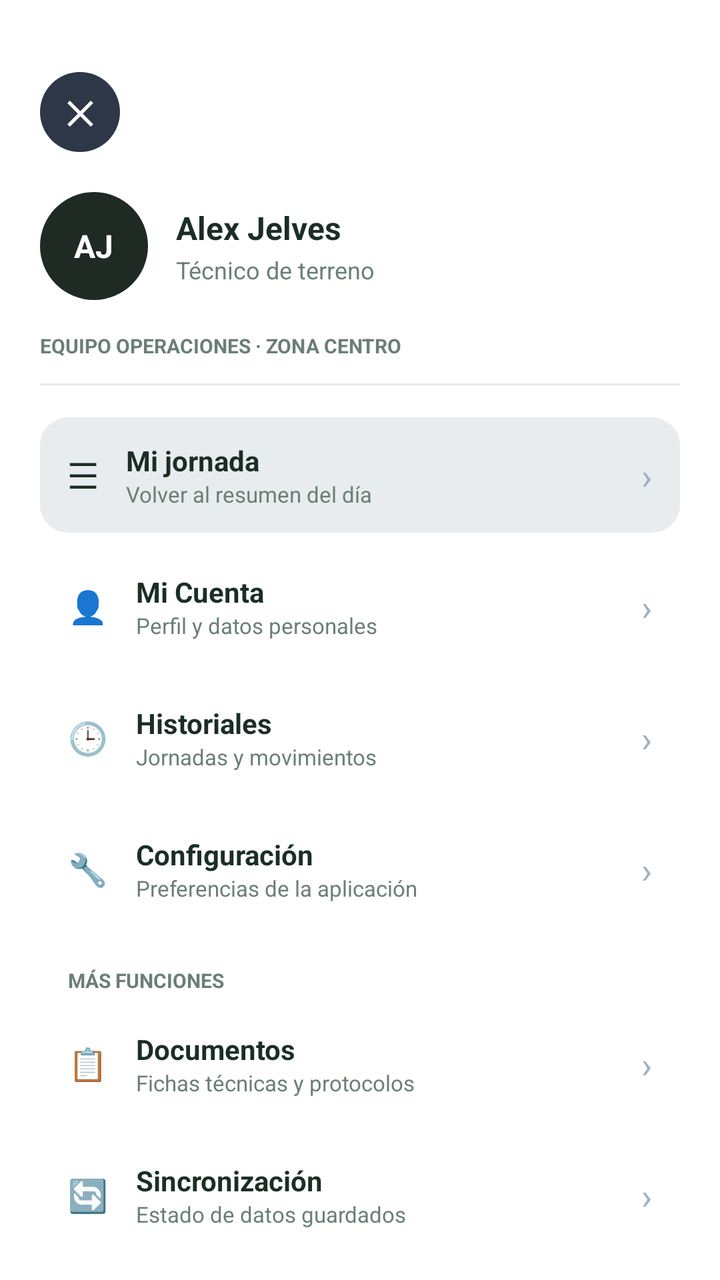
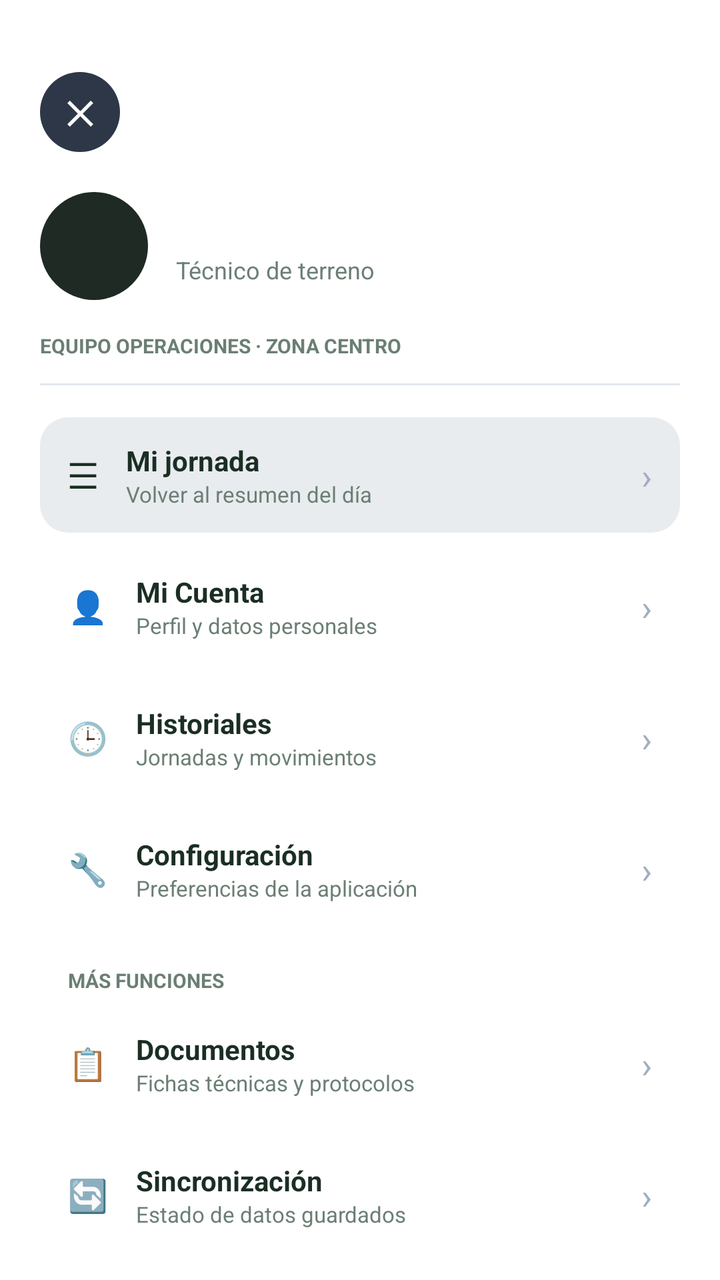

Screens rendered from an Android XML layout before and after an edit, with the pre-edit source and the edit as a unified diff.
<!-- AndroidManifest.xml: application theme Theme.DesiertoTarapaca -->
<!-- res/layout/nav_drawer_menu.xml -->
<?xml version="1.0" encoding="utf-8"?>
<LinearLayout xmlns:android="http://schemas.android.com/apk/res/android"
    android:layout_width="300dp"
    android:layout_height="match_parent"
    android:layout_gravity="start"
    android:background="#FFFFFF"
    android:orientation="vertical"
    android:paddingHorizontal="20dp"
    android:paddingTop="36dp"
    android:paddingBottom="24dp">

    <RelativeLayout
        android:id="@+id/btnCerrarDrawer"
        android:layout_width="40dp"
        android:layout_height="40dp"
        android:background="@drawable/bg_avatar_circle"
        android:backgroundTint="#2D3748"
        android:clickable="true"
        android:focusable="true">

        <TextView
            android:layout_width="wrap_content"
            android:layout_height="wrap_content"
            android:layout_centerInParent="true"
            android:text="✕"
            android:textColor="#FFFFFF"
            android:textSize="16sp"
            android:textStyle="bold" />
    </RelativeLayout>

    <LinearLayout
        android:layout_width="match_parent"
        android:layout_height="wrap_content"
        android:layout_marginTop="20dp"
        android:gravity="center_vertical"
        android:orientation="horizontal">

        <RelativeLayout
            android:layout_width="54dp"
            android:layout_height="54dp"
            android:background="@drawable/bg_avatar_circle">

            <TextView
                android:id="@+id/tvAvatarIniciales"
                android:layout_width="wrap_content"
                android:layout_height="wrap_content"
                android:layout_centerInParent="true"
                android:text="AJ"
                android:textColor="#FFFFFF"
                android:textSize="16sp"
                android:textStyle="bold" />
        </RelativeLayout>

        <LinearLayout
            android:layout_width="wrap_content"
            android:layout_height="wrap_content"
            android:layout_marginStart="14dp"
            android:orientation="vertical">

            <TextView
                android:id="@+id/tvNombreUsuario"
                android:layout_width="wrap_content"
                android:layout_height="wrap_content"
                android:text="Alex Jelves"
                android:textColor="#1B2E24"
                android:textSize="16sp"
                android:textStyle="bold" />

            <TextView
                android:id="@+id/tvCargoUsuario"
                android:layout_width="wrap_content"
                android:layout_height="wrap_content"
                android:layout_marginTop="2dp"
                android:text="Técnico de terreno"
                android:textColor="#6B7F74"
                android:textSize="12sp" />
        </LinearLayout>
    </LinearLayout>

    <TextView
        android:layout_width="wrap_content"
        android:layout_height="wrap_content"
        android:layout_marginTop="16dp"
        android:text="EQUIPO OPERACIONES · ZONA CENTRO"
        android:textColor="#6B7F74"
        android:textSize="10sp"
        android:textStyle="bold" />

    <View
        android:layout_width="match_parent"
        android:layout_height="1dp"
        android:layout_marginTop="12dp"
        android:layout_marginBottom="16dp"
        android:background="#E2E8F0" />

    <ScrollView
        android:layout_width="match_parent"
        android:layout_height="0dp"
        android:layout_weight="1"
        android:scrollbars="none">

        <LinearLayout
            android:layout_width="match_parent"
            android:layout_height="wrap_content"
            android:orientation="vertical">

            <LinearLayout
                android:id="@+id/navItemMiJornada"
                android:layout_width="match_parent"
                android:layout_height="wrap_content"
                android:background="@drawable/bg_nav_item_selected"
                android:clickable="true"
                android:focusable="true"
                android:gravity="center_vertical"
                android:orientation="horizontal"
                android:paddingHorizontal="14dp"
                android:paddingVertical="12dp">

                <TextView
                    android:layout_width="wrap_content"
                    android:layout_height="wrap_content"
                    android:text="☰"
                    android:textColor="#1B2E24"
                    android:textSize="18sp" />

                <LinearLayout
                    android:layout_width="0dp"
                    android:layout_height="wrap_content"
                    android:layout_marginStart="14dp"
                    android:layout_weight="1"
                    android:orientation="vertical">

                    <TextView
                        android:layout_width="wrap_content"
                        android:layout_height="wrap_content"
                        android:text="Mi jornada"
                        android:textColor="#1B2E24"
                        android:textSize="14sp"
                        android:textStyle="bold" />

                    <TextView
                        android:layout_width="wrap_content"
                        android:layout_height="wrap_content"
                        android:text="Volver al resumen del día"
                        android:textColor="#6B7F74"
                        android:textSize="11sp" />
                </LinearLayout>

                <TextView
                    android:layout_width="wrap_content"
                    android:layout_height="wrap_content"
                    android:text="›"
                    android:textColor="#A0AEC0"
                    android:textSize="18sp" />
            </LinearLayout>

            <LinearLayout
                android:id="@+id/navItemMiCuenta"
                android:layout_width="match_parent"
                android:layout_height="wrap_content"
                android:layout_marginTop="8dp"
                android:clickable="true"
                android:focusable="true"
                android:gravity="center_vertical"
                android:orientation="horizontal"
                android:paddingHorizontal="14dp"
                android:paddingVertical="12dp">

                <TextView
                    android:layout_width="wrap_content"
                    android:layout_height="wrap_content"
                    android:text="👤"
                    android:textSize="16sp" />

                <LinearLayout
                    android:layout_width="0dp"
                    android:layout_height="wrap_content"
                    android:layout_marginStart="14dp"
                    android:layout_weight="1"
                    android:orientation="vertical">

                    <TextView
                        android:layout_width="wrap_content"
                        android:layout_height="wrap_content"
                        android:text="Mi Cuenta"
                        android:textColor="#1B2E24"
                        android:textSize="14sp"
                        android:textStyle="bold" />

                    <TextView
                        android:layout_width="wrap_content"
                        android:layout_height="wrap_content"
                        android:text="Perfil y datos personales"
                        android:textColor="#6B7F74"
                        android:textSize="11sp" />
                </LinearLayout>

                <TextView
                    android:layout_width="wrap_content"
                    android:layout_height="wrap_content"
                    android:text="›"
                    android:textColor="#A0AEC0"
                    android:textSize="18sp" />
            </LinearLayout>

            <LinearLayout
                android:id="@+id/navItemHistoriales"
                android:layout_width="match_parent"
                android:layout_height="wrap_content"
                android:layout_marginTop="8dp"
                android:clickable="true"
                android:focusable="true"
                android:gravity="center_vertical"
                android:orientation="horizontal"
                android:paddingHorizontal="14dp"
                android:paddingVertical="12dp">

                <TextView
                    android:layout_width="wrap_content"
                    android:layout_height="wrap_content"
                    android:text="🕒"
                    android:textSize="16sp" />

                <LinearLayout
                    android:layout_width="0dp"
                    android:layout_height="wrap_content"
                    android:layout_marginStart="14dp"
                    android:layout_weight="1"
                    android:orientation="vertical">

                    <TextView
                        android:layout_width="wrap_content"
                        android:layout_height="wrap_content"
                        android:text="Historiales"
                        android:textColor="#1B2E24"
                        android:textSize="14sp"
                        android:textStyle="bold" />

                    <TextView
                        android:layout_width="wrap_content"
                        android:layout_height="wrap_content"
                        android:text="Jornadas y movimientos"
                        android:textColor="#6B7F74"
                        android:textSize="11sp" />
                </LinearLayout>

                <TextView
                    android:layout_width="wrap_content"
                    android:layout_height="wrap_content"
                    android:text="›"
                    android:textColor="#A0AEC0"
                    android:textSize="18sp" />
            </LinearLayout>

            <LinearLayout
                android:id="@+id/navItemConfiguracion"
                android:layout_width="match_parent"
                android:layout_height="wrap_content"
                android:layout_marginTop="8dp"
                android:clickable="true"
                android:focusable="true"
                android:gravity="center_vertical"
                android:orientation="horizontal"
                android:paddingHorizontal="14dp"
                android:paddingVertical="12dp">

                <TextView
                    android:layout_width="wrap_content"
                    android:layout_height="wrap_content"
                    android:text="🔧"
                    android:textSize="16sp" />

                <LinearLayout
                    android:layout_width="0dp"
                    android:layout_height="wrap_content"
                    android:layout_marginStart="14dp"
                    android:layout_weight="1"
                    android:orientation="vertical">

                    <TextView
                        android:layout_width="wrap_content"
                        android:layout_height="wrap_content"
                        android:text="Configuración"
                        android:textColor="#1B2E24"
                        android:textSize="14sp"
                        android:textStyle="bold" />

                    <TextView
                        android:layout_width="wrap_content"
                        android:layout_height="wrap_content"
                        android:text="Preferencias de la aplicación"
                        android:textColor="#6B7F74"
                        android:textSize="11sp" />
                </LinearLayout>

                <TextView
                    android:layout_width="wrap_content"
                    android:layout_height="wrap_content"
                    android:text="›"
                    android:textColor="#A0AEC0"
                    android:textSize="18sp" />
            </LinearLayout>

            <TextView
                android:layout_width="wrap_content"
                android:layout_height="wrap_content"
                android:layout_marginStart="14dp"
                android:layout_marginTop="20dp"
                android:layout_marginBottom="6dp"
                android:text="MÁS FUNCIONES"
                android:textColor="#6B7F74"
                android:textSize="10sp"
                android:textStyle="bold" />

            <LinearLayout
                android:id="@+id/navItemDocumentos"
                android:layout_width="match_parent"
                android:layout_height="wrap_content"
                android:clickable="true"
                android:focusable="true"
                android:gravity="center_vertical"
                android:orientation="horizontal"
                android:paddingHorizontal="14dp"
                android:paddingVertical="12dp">

                <TextView
                    android:layout_width="wrap_content"
                    android:layout_height="wrap_content"
                    android:text="📋"
                    android:textSize="16sp" />

                <LinearLayout
                    android:layout_width="0dp"
                    android:layout_height="wrap_content"
                    android:layout_marginStart="14dp"
                    android:layout_weight="1"
                    android:orientation="vertical">

                    <TextView
                        android:layout_width="wrap_content"
                        android:layout_height="wrap_content"
                        android:text="Documentos"
                        android:textColor="#1B2E24"
                        android:textSize="14sp"
                        android:textStyle="bold" />

                    <TextView
                        android:layout_width="wrap_content"
                        android:layout_height="wrap_content"
                        android:text="Fichas técnicas y protocolos"
                        android:textColor="#6B7F74"
                        android:textSize="11sp" />
                </LinearLayout>

                <TextView
                    android:layout_width="wrap_content"
                    android:layout_height="wrap_content"
                    android:text="›"
                    android:textColor="#A0AEC0"
                    android:textSize="18sp" />
            </LinearLayout>

            <LinearLayout
                android:id="@+id/navItemSincronizacion"
                android:layout_width="match_parent"
                android:layout_height="wrap_content"
                android:layout_marginTop="8dp"
                android:clickable="true"
                android:focusable="true"
                android:gravity="center_vertical"
                android:orientation="horizontal"
                android:paddingHorizontal="14dp"
                android:paddingVertical="12dp">

                <TextView
                    android:layout_width="wrap_content"
                    android:layout_height="wrap_content"
                    android:text="🔄"
                    android:textSize="16sp" />

                <LinearLayout
                    android:layout_width="0dp"
                    android:layout_height="wrap_content"
                    android:layout_marginStart="14dp"
                    android:layout_weight="1"
                    android:orientation="vertical">

                    <TextView
                        android:layout_width="wrap_content"
                        android:layout_height="wrap_content"
                        android:text="Sincronización"
                        android:textColor="#1B2E24"
                        android:textSize="14sp"
                        android:textStyle="bold" />

                    <TextView
                        android:layout_width="wrap_content"
                        android:layout_height="wrap_content"
                        android:text="Estado de datos guardados"
                        android:textColor="#6B7F74"
                        android:textSize="11sp" />
                </LinearLayout>

                <TextView
                    android:layout_width="wrap_content"
                    android:layout_height="wrap_content"
                    android:text="›"
                    android:textColor="#A0AEC0"
                    android:textSize="18sp" />
            </LinearLayout>

            <LinearLayout
                android:id="@+id/navItemSoporte"
                android:layout_width="match_parent"
                android:layout_height="wrap_content"
                android:layout_marginTop="8dp"
                android:clickable="true"
                android:focusable="true"
                android:gravity="center_vertical"
                android:orientation="horizontal"
                android:paddingHorizontal="14dp"
                android:paddingVertical="12dp">

                <TextView
                    android:layout_width="wrap_content"
                    android:layout_height="wrap_content"
                    android:text="❓"
                    android:textSize="16sp" />

                <LinearLayout
                    android:layout_width="0dp"
                    android:layout_height="wrap_content"
                    android:layout_marginStart="14dp"
                    android:layout_weight="1"
                    android:orientation="vertical">

                    <TextView
                        android:layout_width="wrap_content"
                        android:layout_height="wrap_content"
                        android:text="Soporte"
                        android:textColor="#1B2E24"
                        android:textSize="14sp"
                        android:textStyle="bold" />

                    <TextView
                        android:layout_width="wrap_content"
                        android:layout_height="wrap_content"
                        android:text="Ayuda para tu trabajo en terreno"
                        android:textColor="#6B7F74"
                        android:textSize="11sp" />
                </LinearLayout>

                <TextView
                    android:layout_width="wrap_content"
                    android:layout_height="wrap_content"
                    android:text="›"
                    android:textColor="#A0AEC0"
                    android:textSize="18sp" />
            </LinearLayout>

        </LinearLayout>
    </ScrollView>

</LinearLayout>
<!-- resources referenced by this layout -->
<resources>
  <!-- drawable bg_avatar_circle (drawable) -->
  <?xml version="1.0" encoding="utf-8"?>
  <shape xmlns:android="http://schemas.android.com/apk/res/android"
      android:shape="oval">
      <solid android:color="#1F2A24" />
  </shape>
  <!-- drawable bg_nav_item_selected (drawable) -->
  <?xml version="1.0" encoding="utf-8"?>
  <shape xmlns:android="http://schemas.android.com/apk/res/android"
      android:shape="rectangle">
      <solid android:color="#E9ECEF" />
      <corners android:radius="14dp" />
  </shape>
  <style name="Theme.DesiertoTarapaca" parent="Base.Theme.DesiertoTarapaca" />
  <style name="Base.Theme.DesiertoTarapaca" parent="Theme.Material3.DayNight.NoActionBar">
          
          
      </style>
</resources>

<!-- the commit's change to res/layout/nav_drawer_menu.xml (unified diff, before → after) -->
@@ -45,7 +45,6 @@
                 android:layout_width="wrap_content"
                 android:layout_height="wrap_content"
                 android:layout_centerInParent="true"
-                android:text="AJ"
                 android:textColor="#FFFFFF"
                 android:textSize="16sp"
                 android:textStyle="bold" />
@@ -61,7 +60,6 @@
                 android:id="@+id/tvNombreUsuario"
                 android:layout_width="wrap_content"
                 android:layout_height="wrap_content"
-                android:text="Alex Jelves"
                 android:textColor="#1B2E24"
                 android:textSize="16sp"
                 android:textStyle="bold" />
